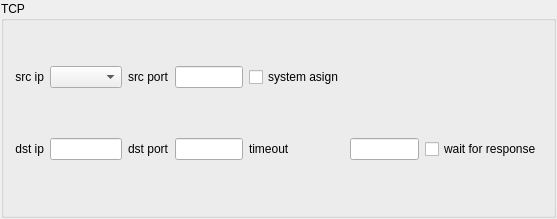
Before: the Qt Designer form src/ui/tcp_widget.ui in public0821/npg, drawn with Qt 5.
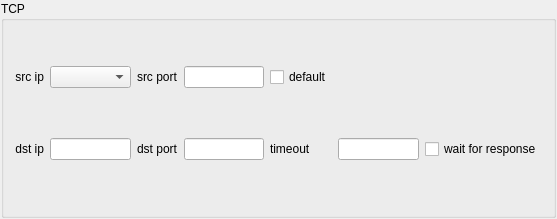
After: the same form once the commit is applied. Custom widgets are drawn as their Qt base class.

```diff
--- a/src/ui/tcp_widget.ui
+++ b/src/ui/tcp_widget.ui
@@ -89,7 +89,7 @@
       <item row="1" column="4">
        <widget class="QCheckBox" name="src_ip_box">
         <property name="text">
-         <string>system asign</string>
+         <string>default</string>
         </property>
        </widget>
       </item>
```
